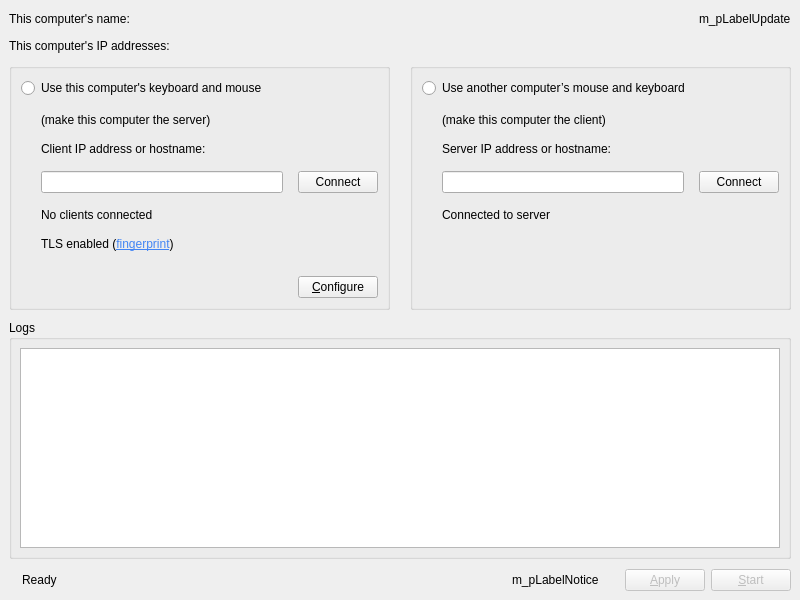
Before: the Qt Designer form src/gui/src/MainWindowBase.ui in deskflow/deskflow, drawn with Qt 5.
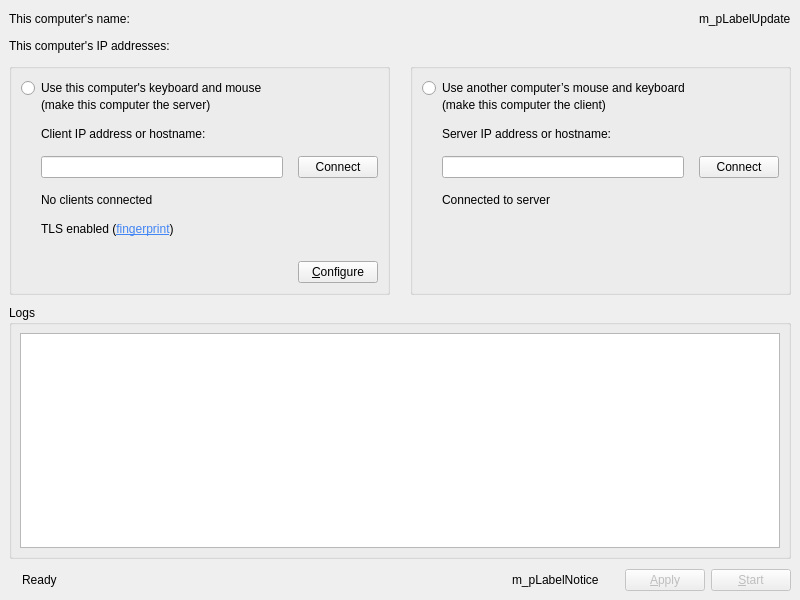
After: the same form once the commit is applied. Icons and pictures are not drawn. Custom widgets are drawn as their Qt base class.

```diff
--- a/src/gui/src/MainWindowBase.ui
+++ b/src/gui/src/MainWindowBase.ui
@@ -112,6 +112,9 @@
           </property>
           <item>
            <layout class="QVBoxLayout" name="verticalLayout_3">
+            <property name="spacing">
+             <number>0</number>
+            </property>
             <item>
              <widget class="QRadioButton" name="m_pRadioGroupServer">
               <property name="text">
@@ -277,6 +280,9 @@
           </property>
           <item>
            <layout class="QVBoxLayout" name="verticalLayout_6">
+            <property name="spacing">
+             <number>0</number>
+            </property>
             <item>
              <widget class="QRadioButton" name="m_pRadioGroupClient">
               <property name="text">
```
